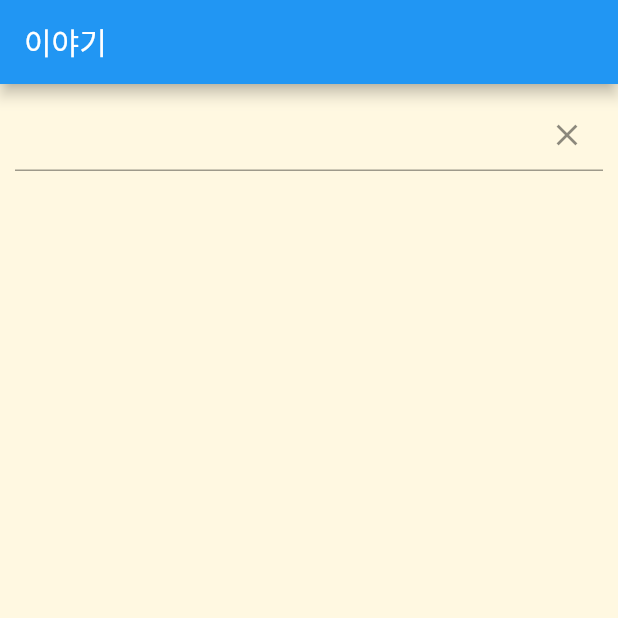
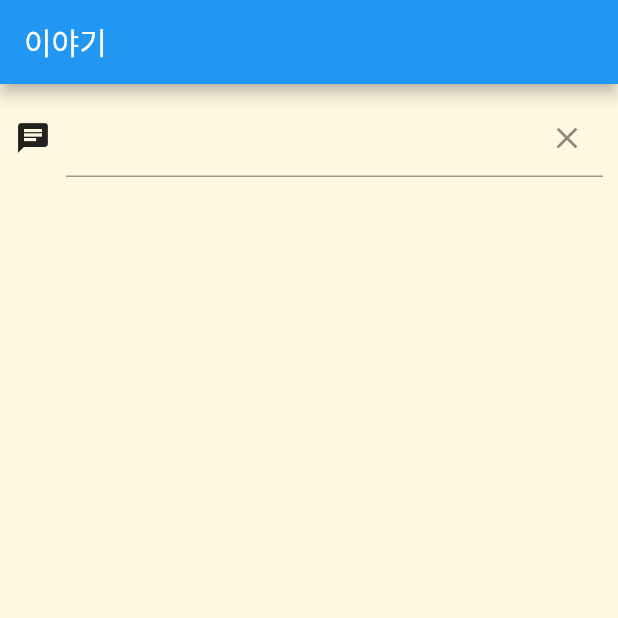
Before and after one commit to yeori/aac_mobile_chat, a Flutter app: the screen it shows after launch, on a phone screen of 412 x 824 dp, the top half of it. Run offline on Flutter 3.47's test engine with Material 2 defaults, Android fonts, the phone set to English and light mode, and no system bars; our stand-ins replace flutter_svg, shimmer.

Commit message:
그림자 추가, 상징 갯수 추가

```diff
--- a/lib/pages/chat_page.dart
+++ b/lib/pages/chat_page.dart
@@ -49,7 +49,6 @@ class _ChatPageState extends State<ChatPage> {
           var symbol = SymbolUI(
             symbol: data,
             tabCallback: _onSymbolTouch,
-            tabmode: false,
           );
           return symbol;
         }).toList();
@@ -59,7 +58,7 @@ class _ChatPageState extends State<ChatPage> {
     }
   }
 
-  _onSymbolTouch(Symbol symbol) async {
+  _renderPreview(Symbol symbol) async {
     print(symbol.toString());
     var index = symbols.indexWhere((symUI) => symUI.symbol == symbol);
     var symbolList = await api.symbol.search(symbol.token.defaultWord);
@@ -76,6 +75,18 @@ class _ChatPageState extends State<ChatPage> {
       activeSymbolIndex = index;
       DraggableScrollableActuator.reset(_symbolScrollSheet);
     });
+  }
+
+  _speak(Symbol symbol) {
+    print('speak ' + symbol.token.originWord);
+  }
+
+  _onSymbolTouch(Symbol symbol, bool longPress) async {
+    if (longPress) {
+      _renderPreview(symbol);
+    } else {
+      _speak(symbol);
+    }
   }
 
   _showAlert(BuildContext ctx, String message) async {
@@ -131,15 +142,27 @@ class _ChatPageState extends State<ChatPage> {
                 child: Column(
                     mainAxisAlignment: MainAxisAlignment.start,
                     children: [
-                      TextField(
+                      Row(
+                        children: [
+                          Container(
+                              padding: EdgeInsets.only(right: 10),
+                              child: Icon(Icons.chat)),
+                          Expanded(
+                            child: TextField(
                               controller: inputControll,
                               onSubmitted: _onEnter,
                               autofocus: false,
+                              style: Theme.of(context).textTheme.headline5,
                               decoration: InputDecoration(
                                   suffixIcon: IconButton(
+                                padding: EdgeInsets.all(0),
                                 onPressed: () => inputControll.clear(),
                                 icon: Icon(Icons.clear),
+                                iconSize: 24,
                               )),
+                            ),
+                          ),
+                        ],
                       ),
                       Expanded(
                         child: SingleChildScrollView(
@@ -153,7 +176,7 @@ class _ChatPageState extends State<ChatPage> {
                       ),
                     ]),
               ),
-              Padding(
+              Container(
                 padding: EdgeInsets.fromLTRB(10, 0, 10, 0),
                 child: DraggableScrollableActuator(
                   child: DraggableScrollableSheet(
@@ -166,7 +189,31 @@ class _ChatPageState extends State<ChatPage> {
                       _symbolScrollSheet = ctx;
                       return Container(
                         padding: EdgeInsets.all(10),
-                        decoration: Decorations.rounded(tl: 20.0, tr: 20.0),
+                        decoration: BoxDecoration(
+                          color: Colors.white,
+                          boxShadow: [
+                            BoxShadow(
+                                color: Colors.grey.withOpacity(0.3),
+                                spreadRadius: 2,
+                                blurRadius: 4,
+                                offset:
+                                    Offset(0, 3) // changes position of shadow
+                                )
+                          ],
+                          borderRadius: BorderRadius.only(
+                            topLeft: Radius.circular(20.0),
+                            topRight: Radius.circular(20.0),
+                          ),
+                        ),
+                        child: Column(
+                          mainAxisAlignment: MainAxisAlignment.start,
+                          crossAxisAlignment: CrossAxisAlignment.stretch,
+                          children: [
+                            Text(
+                              previewSymbols.length.toString() + ' pics',
+                              style: Theme.of(context).textTheme.headline5,
+                            ),
+                            Expanded(
                               child: GridView.builder(
                                 itemCount: previewSymbols.length,
                                 gridDelegate:
@@ -178,6 +225,9 @@ class _ChatPageState extends State<ChatPage> {
                                   return previewSymbols[index];
                                 },
                               ),
+                            )
+                          ],
+                        ),
                       );
                     },
                   ),
```
Also changed, not shown: lib/components/SymbolUI.dart (+6 -12 lines). Lines whose indentation alone changed are shown as unchanged.
